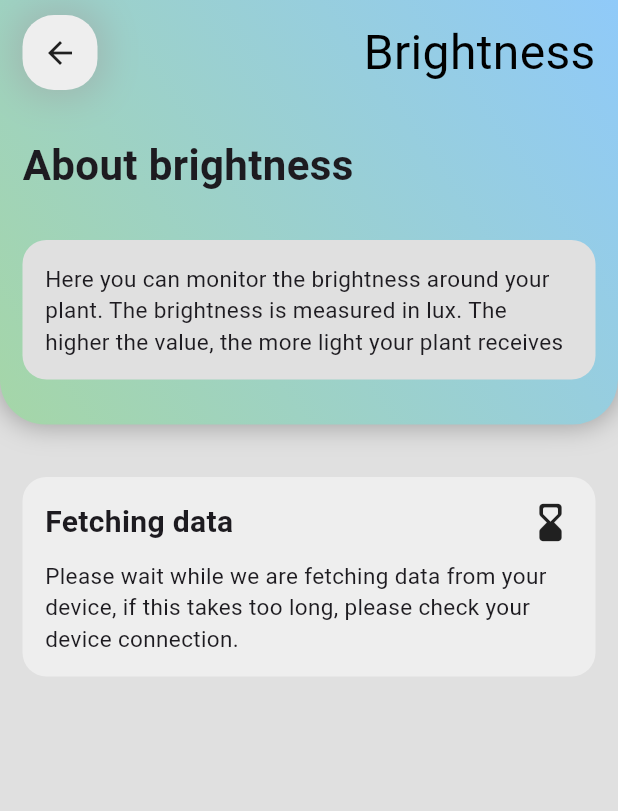
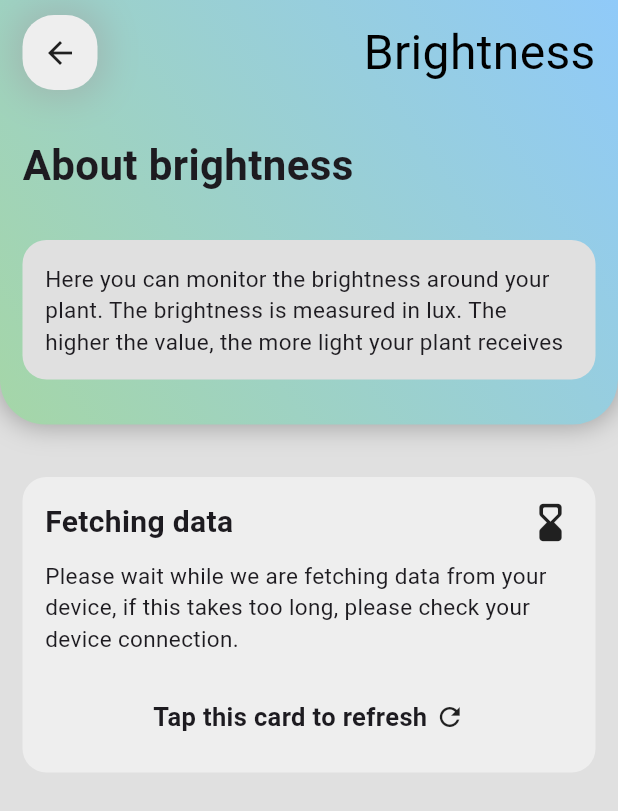
Before and after one commit to ArnaudCs/HAI931I-FlutterApp, a Flutter app: the BrightnessPage screen opened directly, on a phone screen of 412 x 824 dp. Shown: the top 811 px of the screen. Run offline on Flutter 3.47's test engine with Material 3 defaults, Android fonts, the phone set to English and light mode, and no system bars; our stand-ins replace cloud_firestore, connectivity_plus, curved_navigation_bar, firebase_core, geocoding, geolocator and 8 more; missing offline and left inert: network_info_plus, qr_code_scanner; accounts and stored records are empty; network calls fail; statements that could not run were skipped.

Commit message:
Ajout du refresh, changement background appbar, ajout de l'appareil automatiquement depuis le wifi settings

```diff
--- a/flutter_iot/lib/pages/add_new_device-page.dart
+++ b/flutter_iot/lib/pages/add_new_device-page.dart
@@ -196,9 +196,7 @@ class _AddDevicePageState extends State<AddDevicePage> {
   Widget build(BuildContext context) {
     return Scaffold(
       backgroundColor: Colors.grey[300],
-      extendBody: true,
       body: SafeArea(
-        bottom: false,
         child: SingleChildScrollView(
           child: Column(
             crossAxisAlignment: CrossAxisAlignment.start,
--- a/flutter_iot/lib/pages/alert_pages.dart
+++ b/flutter_iot/lib/pages/alert_pages.dart
@@ -80,10 +80,8 @@ class _AlertPageState extends State<AlertPage> {
   @override
   Widget build(BuildContext context) {
     return Scaffold(
-      extendBody: true,
       backgroundColor: Colors.grey[300],
       body: SafeArea(
-        bottom: false,
         child: Column(
           children: [
             const SimpleNavBar(
--- a/flutter_iot/lib/pages/brightness_page.dart
+++ b/flutter_iot/lib/pages/brightness_page.dart
@@ -265,14 +265,19 @@ class _BrightnessPageState extends State<BrightnessPage> {
                             ) : const SizedBox()
                             : const CircularProgressIndicator(),
                     ],
-                  ) : const Padding(
-                    padding: EdgeInsets.all(15.0),
-                    child: WaitingCard(
+                  ) : Padding(
+                  padding: const EdgeInsets.all(15.0),
+                  child: GestureDetector(
+                    onTap: () async {
+                      await _fetchBrightness();
+                    },
+                    child: const WaitingCard(
                       title: 'Fetching data',
                       subtitle: 'Please wait while we are fetching data from your device, if this takes too long, please check your device connection.',
                       icon: Icons.hourglass_bottom_rounded,
                     ),
                   ),
+                ),
 
               const SizedBox(height: 150),
             ],
--- a/flutter_iot/lib/pages/device_manager_page.dart
+++ b/flutter_iot/lib/pages/device_manager_page.dart
@@ -77,9 +77,7 @@ class _DeviceManagerPageState extends State<DeviceManagerPage> {
   @override
   Widget build(BuildContext context) {
     return Scaffold(
-      extendBody: true,
       body: SafeArea(
-        bottom: false,
         child: SingleChildScrollView(
           child: Column(
             crossAxisAlignment: CrossAxisAlignment.start,
--- a/flutter_iot/lib/pages/factory_reset_page.dart
+++ b/flutter_iot/lib/pages/factory_reset_page.dart
@@ -158,9 +158,7 @@ class _FactoryResetPageState extends State<FactoryResetPage> {
   @override
   Widget build(BuildContext context) {
     return Scaffold(
-      extendBody: true,
       body: SafeArea(
-        bottom: false,
         child: SingleChildScrollView(
           child: Column(
             crossAxisAlignment: CrossAxisAlignment.start,
--- a/flutter_iot/lib/pages/home_page.dart
+++ b/flutter_iot/lib/pages/home_page.dart
@@ -236,7 +236,6 @@ class _HomePageState extends State<HomePage> {
     );
 
     return Scaffold(
-      extendBody: true,
       backgroundColor: Colors.grey[300],
       appBar: AppBar(
         title: const AppBarHome(
@@ -248,7 +247,6 @@ class _HomePageState extends State<HomePage> {
         backgroundColor: Colors.transparent,
       ),
       body: SafeArea(
-        bottom: false,
         child: SingleChildScrollView(
           child: Column(
             children: [
--- a/flutter_iot/lib/pages/led_control_settings.dart
+++ b/flutter_iot/lib/pages/led_control_settings.dart
@@ -67,9 +67,7 @@ class _LedControlSettingsState extends State<LedControlSettings> {
 
     return Scaffold(
       backgroundColor: Colors.grey.shade300,
-      extendBody: true,
       body: SafeArea(
-        bottom: false,
         child: SingleChildScrollView(
           child: Column(
             crossAxisAlignment: CrossAxisAlignment.center,
--- a/flutter_iot/lib/pages/stat_page.dart
+++ b/flutter_iot/lib/pages/stat_page.dart
@@ -27,8 +27,10 @@ class _StatPageState extends State<StatPage> {
   Future<void> loadUsedDevice() async {
     final prefs = await SharedPreferences.getInstance();
     actualUsedDevice = prefs.getStringList('actualUsedDevice') ?? [];
-    deviceName = '${actualUsedDevice[0]} - ${actualUsedDevice[1]}';
-    if (actualUsedDevice != null && actualUsedDevice.isNotEmpty && actualUsedDevice[0] == '') {
+    if(actualUsedDevice.isNotEmpty) {
+      deviceName = '${actualUsedDevice[0]} - ${actualUsedDevice[1]}';
+      addedDevice = true;
+    } else {
       addedDevice = false;
     }
     setState(() {});
--- a/flutter_iot/lib/pages/treshold_settings.dart
+++ b/flutter_iot/lib/pages/treshold_settings.dart
@@ -168,9 +168,7 @@ class _TresholdSettingsState extends State<TresholdSettings> {
   @override
   Widget build(BuildContext context) {
     return Scaffold(
-      extendBody: true,
       body: SafeArea(
-        bottom: false,
         child: SingleChildScrollView(
           child: Column(
             crossAxisAlignment: CrossAxisAlignment.start,
--- a/flutter_iot/lib/pages/weather_page.dart
+++ b/flutter_iot/lib/pages/weather_page.dart
@@ -59,7 +59,6 @@ class _WeatherPageState extends State<WeatherPage> {
   @override
   Widget build(BuildContext context) {
     return Scaffold(
-      extendBody: true,
       backgroundColor: Colors.grey[300],
       body: SafeArea(
         child: Column(
@@ -68,7 +67,6 @@ class _WeatherPageState extends State<WeatherPage> {
               prefix: 'My ',
               suffix: 'Weather',
             ),
-
             Row(
               mainAxisAlignment: MainAxisAlignment.center,
               children: [
--- a/flutter_iot/lib/utils/waiting_data_card.dart
+++ b/flutter_iot/lib/utils/waiting_data_card.dart
@@ -4,12 +4,14 @@ class WaitingCard extends StatelessWidget {
   final title;
   final subtitle;
   final icon;
+  final VoidCallback? onPressed;
 
   const WaitingCard({
     super.key,
     required this.title,
     required this.subtitle,
     required this.icon,
+    this.onPressed,
   });
 
   @override
@@ -49,7 +51,34 @@ class WaitingCard extends StatelessWidget {
             style: const TextStyle(
               fontSize: 15.0,
             ),
-          )
+          ),
+
+          const SizedBox(height: 20.0),
+
+          Row(
+            mainAxisAlignment: MainAxisAlignment.center,
+            children: [
+              Container(
+                padding: const EdgeInsets.symmetric(horizontal: 15.0, vertical: 10.0),
+                child: const Row(
+                  children: [
+                    Text(
+                      'Tap this card to refresh',
+                      style: TextStyle(
+                        fontSize: 17.0,
+                        fontWeight: FontWeight.bold,
+                      ),
+                    ),
+                    SizedBox(width: 5.0),
+                    Icon(
+                      Icons.refresh,
+                      size: 20.0,
+                    )
+                  ],
+                )
+              )
+            ],
+          ),
         ],
       )
     );
```
Also changed, not shown: flutter_iot/lib/pages/temperature_page.dart (+11 -8 lines), flutter_iot/lib/pages/watering_page.dart (+8 -3 lines), flutter_iot/lib/pages/wifi_settings.dart (+57 -5 lines).
